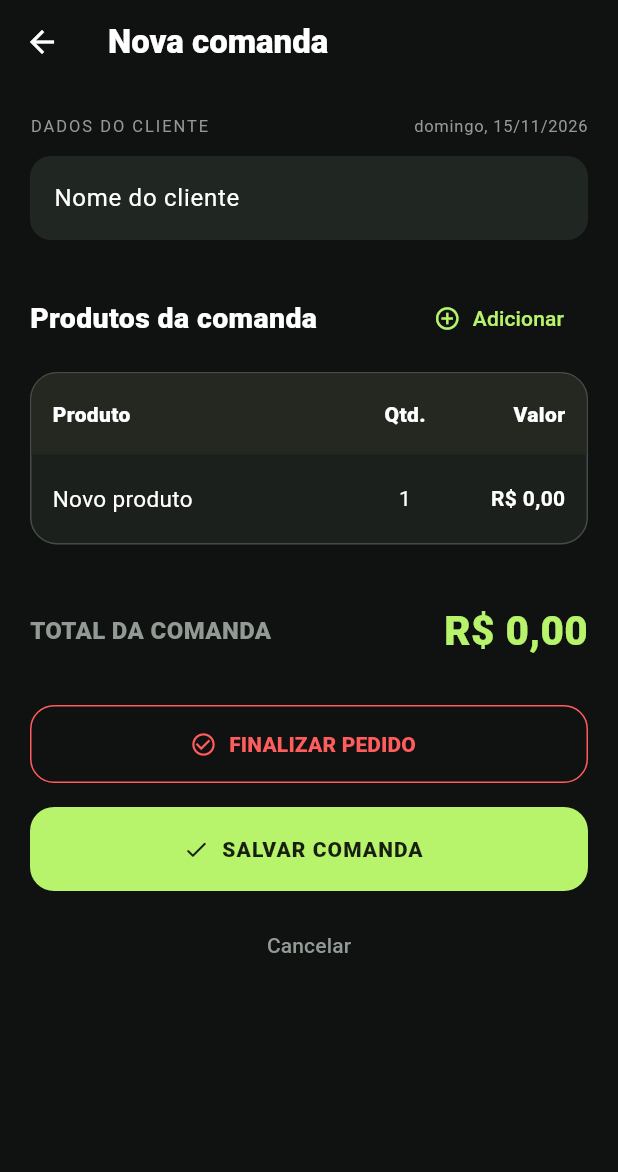
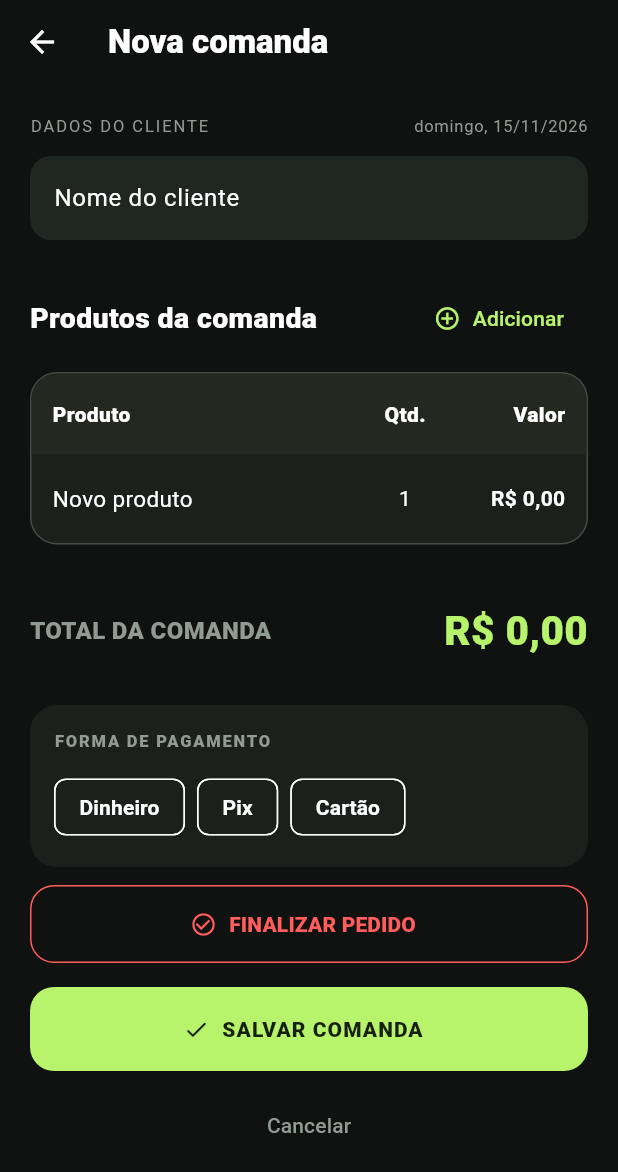
Before and after one commit to raracalma/SOUZAS-BAR, a Flutter app: the screen it shows after launch, after a tap on "NOVA COMANDA", on a phone screen of 412 x 824 dp. Shown: the top 1172 px of the screen. Run offline on Flutter 3.47's test engine with Material 3 defaults, Android fonts, the phone set to English and light mode, and no system bars; our stand-ins replace sqflite; accounts and stored records are empty.

Commit message:
feat: adicionar pagamentos e calculo de troco

```diff
--- a/lib/database.dart
+++ b/lib/database.dart
@@ -11,7 +11,7 @@ class BarDatabase {
     final root = await getDatabasesPath();
     _db = await openDatabase(
       p.join(root, 'souzas_bar.db'),
-      version: 1,
+      version: 2,
       onCreate: (db, version) async {
         await db.execute('''
           CREATE TABLE orders (
@@ -19,7 +19,9 @@ class BarDatabase {
             customer TEXT NOT NULL DEFAULT '',
             created_at TEXT NOT NULL,
             updated_at TEXT NOT NULL,
-            is_closed INTEGER NOT NULL DEFAULT 0
+            is_closed INTEGER NOT NULL DEFAULT 0,
+            payment_method TEXT NOT NULL DEFAULT '',
+            amount_received REAL NOT NULL DEFAULT 0
           )
         ''');
         await db.execute('''
@@ -42,7 +44,14 @@ class BarDatabase {
         await db.execute('CREATE INDEX idx_items_order ON order_items(order_id)');
       },
       onUpgrade: (db, oldVersion, newVersion) async {
-        // Migrações incrementais serão adicionadas nas próximas versões.
+        if (oldVersion < 2) {
+          await db.execute(
+            "ALTER TABLE orders ADD COLUMN payment_method TEXT NOT NULL DEFAULT ''"
+          );
+          await db.execute(
+            'ALTER TABLE orders ADD COLUMN amount_received REAL NOT NULL DEFAULT 0'
+          );
+        }
       },
       onConfigure: (db) async {
         await db.execute('PRAGMA foreign_keys = ON');
--- a/lib/main.dart
+++ b/lib/main.dart
@@ -29,11 +29,15 @@ class BarOrder {
   final List<OrderItem> items;
   final DateTime createdAt;
   final bool isClosed;
+  final String paymentMethod;
+  final double amountReceived;
 
   BarOrder(this.customer, this.items, {
     this.id,
     DateTime? createdAt,
     this.isClosed = false,
+    this.paymentMethod = '',
+    this.amountReceived = 0,
   }) : createdAt = createdAt ?? DateTime.now();
 
   double get total => items.fold(0, (sum, item) => sum + item.total);
@@ -50,6 +54,8 @@ class BarOrder {
       id: row['id'] as int,
       createdAt: DateTime.parse(row['created_at'] as String),
       isClosed: (row['is_closed'] as int) == 1,
+      paymentMethod: row['payment_method'] as String? ?? '',
+      amountReceived: (row['amount_received'] as num?)?.toDouble() ?? 0,
     );
   }
 }
@@ -333,6 +339,8 @@ class NewOrderScreen extends StatefulWidget {
 
 class _NewOrderScreenState extends State<NewOrderScreen> {
   final customerController = TextEditingController();
+  final receivedController = TextEditingController();
+  String paymentMethod = '';
   late final List<_ItemFields> items;
   int? databaseOrderId;
   Future<void> _saveQueue = Future<void>.value();
@@ -347,6 +355,10 @@ class _NewOrderScreenState extends State<NewOrderScreen> {
       items = [_ItemFields()];
     } else {
       customerController.text = widget.order!.customer;
+      paymentMethod = widget.order!.paymentMethod;
+      if (widget.order!.amountReceived > 0) {
+        receivedController.text = widget.order!.amountReceived.toStringAsFixed(2);
+      }
       items = widget.order!.items.map((item) => _ItemFields.fromItem(item)).toList();
     }
   }
@@ -362,6 +374,8 @@ class _NewOrderScreenState extends State<NewOrderScreen> {
       'created_at': orderCreatedAt.toIso8601String(),
       'updated_at': now.toIso8601String(),
       'is_closed': finalize || widget.order?.isClosed == true ? 1 : 0,
+      'payment_method': paymentMethod,
+      'amount_received': number(receivedController.text),
     };
 
     final productData = items.map((item) => <String, Object?>{
@@ -403,6 +417,7 @@ class _NewOrderScreenState extends State<NewOrderScreen> {
   @override
   void dispose() {
     customerController.dispose();
+    receivedController.dispose();
     for (final item in items) {
       item.dispose();
     }
@@ -453,6 +468,8 @@ class _NewOrderScreenState extends State<NewOrderScreen> {
       id: databaseOrderId ?? widget.order?.id,
       createdAt: orderCreatedAt,
       isClosed: finalize || (widget.order?.isClosed ?? false),
+      paymentMethod: paymentMethod,
+      amountReceived: number(receivedController.text),
     ));
   }
 
@@ -563,6 +580,85 @@ class _NewOrderScreenState extends State<NewOrderScreen> {
                 ),
                 Text(money(total),
                   style: const TextStyle(fontSize: 27, fontWeight: FontWeight.w900, color: green)),
+              ],
+            ),
+          ),
+          const SizedBox(height: 12),
+          Container(
+            padding: const EdgeInsets.all(16),
+            decoration: BoxDecoration(
+              color: panel,
+              borderRadius: BorderRadius.circular(18),
+            ),
+            child: Column(
+              crossAxisAlignment: CrossAxisAlignment.start,
+              children: [
+                const Text('FORMA DE PAGAMENTO',
+                  style: TextStyle(color: muted, fontSize: 11,
+                    fontWeight: FontWeight.w800, letterSpacing: 1.2)),
+                const SizedBox(height: 12),
+                Wrap(
+                  spacing: 8,
+                  children: ['Dinheiro', 'Pix', 'Cartão'].map((method) {
+                    return ChoiceChip(
+                      label: Text(method),
+                      selected: paymentMethod == method,
+                      onSelected: widget.readOnly ? null : (selected) {
+                        setState(() {
+                          paymentMethod = selected ? method : '';
+                          if (paymentMethod != 'Dinheiro') {
+                            receivedController.clear();
+                          }
+                        });
+                        persistOrder();
+                      },
+                      selectedColor: green,
+                      labelStyle: TextStyle(
+                        color: paymentMethod == method
+                            ? const Color(0xFF17200F) : Colors.white,
+                        fontWeight: FontWeight.w700,
+                      ),
+                    );
+                  }).toList(),
+                ),
+                if (paymentMethod == 'Dinheiro') ...[
+                  const SizedBox(height: 14),
+                  TextField(
+                    controller: receivedController,
+                    readOnly: widget.readOnly,
+                    keyboardType: const TextInputType.numberWithOptions(decimal: true),
+                    inputFormatters: [
+                      FilteringTextInputFormatter.allow(RegExp(r'[0-9,.]')),
+                    ],
+                    decoration: decoration('Valor recebido (R\$)', hint: '200,00'),
+                    onChanged: (_) {
+                      setState(() {});
+                      persistOrder();
+                    },
+                  ),
+                  const SizedBox(height: 12),
+                  Builder(builder: (context) {
+                    final received = number(receivedController.text);
+                    final difference = received - total;
+                    final hasValue = receivedController.text.trim().isNotEmpty;
+                    return Row(
+                      mainAxisAlignment: MainAxisAlignment.spaceBetween,
+                      children: [
+                        Text(
+                          difference >= 0 ? 'TROCO' : 'FALTA',
+                          style: const TextStyle(
+                            color: muted, fontWeight: FontWeight.w800),
+                        ),
+                        Text(
+                          hasValue ? money(difference.abs()) : money(0),
+                          style: TextStyle(
+                            color: difference >= 0 ? green : const Color(0xFFFFD45A),
+                            fontSize: 22, fontWeight: FontWeight.w900),
+                        ),
+                      ],
+                    );
+                  }),
+                ],
               ],
             ),
           ),
```
Also changed, not shown: 1 other file.
